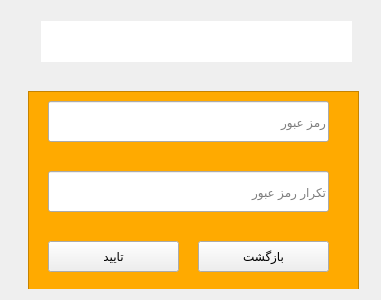
First picture: the form in resetpassworddialog.ui, repository mozali1386-alt/Ketab_e_Man, before the edit.
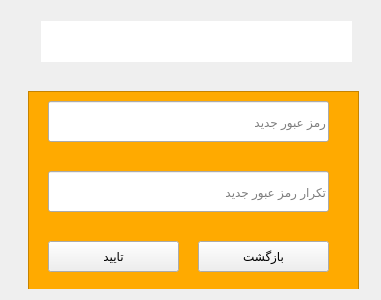
Second picture: the form after the edit. Icons and pictures are not drawn.

```diff
--- a/resetpassworddialog.ui
+++ b/resetpassworddialog.ui
@@ -174,7 +174,7 @@
          <enum>QLineEdit::Password</enum>
         </property>
         <property name="placeholderText">
-         <string>رمز عبور</string>
+         <string>رمز عبور جدید</string>
         </property>
        </widget>
        <widget class="QLineEdit" name="lineEdit_repeatpassword">
@@ -190,7 +190,7 @@
          <enum>QLineEdit::Password</enum>
         </property>
         <property name="placeholderText">
-         <string>تکرار رمز عبور</string>
+         <string>تکرار رمز عبور جدید</string>
         </property>
        </widget>
        <widget class="QPushButton" name="pushButton_page2back_2">
```
